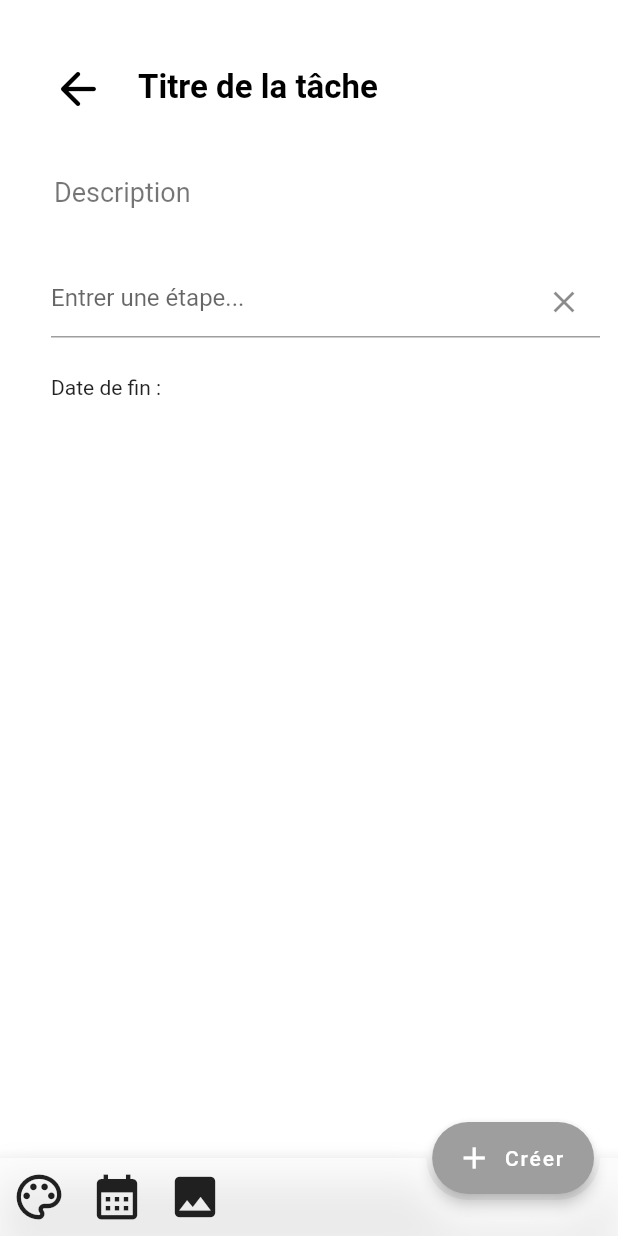
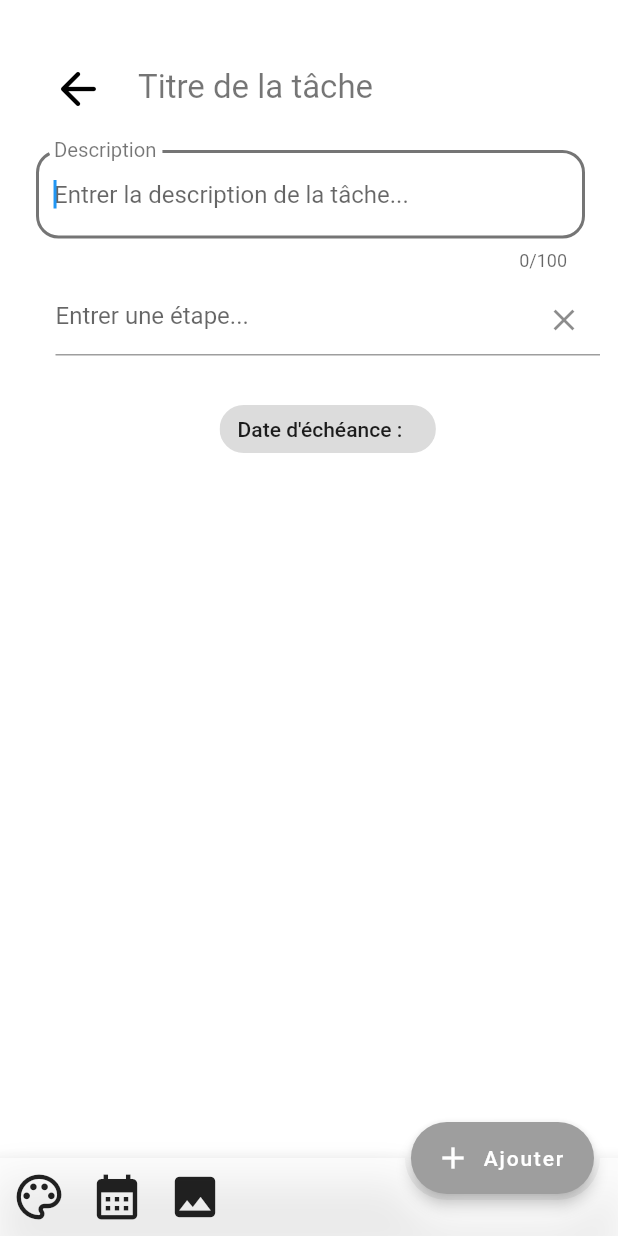
Before and after one commit to arturribeiro10/projetflutter_nam, a Flutter app: the NewTaskPage screen opened directly, on a phone screen of 412 x 824 dp. Run offline on Flutter 3.47's test engine with Material 2 defaults, Android fonts, the phone set to English and light mode, and no system bars; our stand-ins replace cloud_firestore, firebase_core, flutter_colorpicker, image_picker; accounts and stored records are empty.

Commit message:
Taskpage : design titre tache, description, entrer une étape, affichage de la date dans un chip

```diff
--- a/lib/screens/newtaskpage.dart
+++ b/lib/screens/newtaskpage.dart
@@ -12,7 +12,17 @@ import 'dart:io';
 import 'homepage.dart';
 
 class NewTaskPage extends StatefulWidget {
-  NewTaskPage({Key? key, this.id, this.title, this.desc, this.color = Colors.white, this.date, this.time, this.image, this.todolist}) : super(key: key);
+  NewTaskPage(
+      {Key? key,
+      this.id,
+      this.title,
+      this.desc,
+      this.color = Colors.white,
+      this.date,
+      this.time,
+      this.image,
+      this.todolist})
+      : super(key: key);
   var id;
   final title;
   final desc;
@@ -22,8 +32,7 @@ class NewTaskPage extends StatefulWidget {
   final image;
   final List<dynamic>? todolist;
 
-
-  Map<String, dynamic> toJson() =>{
+  Map<String, dynamic> toJson() => {
         'id': id,
         'title': title,
         'desc': desc,
@@ -39,15 +48,16 @@ class NewTaskPage extends StatefulWidget {
 }
 
 class _NewTaskPageState extends State<NewTaskPage> {
-
   final controllerTitle = TextEditingController();
   final controllerDescription = TextEditingController();
 
   //attribut colorPicker
   Color myColor = Colors.white;
+
   //attribut ImagePicker
   //attribut
   Uint8List? imageUser;
+
   //attributs Date & Time Picker
   DateTime? date;
   TimeOfDay? time;
@@ -60,10 +70,9 @@ class _NewTaskPageState extends State<NewTaskPage> {
 
   final controllerEtape = TextEditingController();
 
-
-  void initState(){
+  void initState() {
     print("ID de la tâche: ${widget.id}");
-    print("Titre de la tâhe: ${widget.title}");
+    print("Titre de la tâche: ${widget.title}");
     print("Description de la tâhe: ${widget.desc}");
     print("Couleur de la tâhe: ${widget.color}");
     print("Date de la tâhe: ${widget.date}");
@@ -71,23 +80,23 @@ class _NewTaskPageState extends State<NewTaskPage> {
 
     todolist = widget.todolist ?? [];
 
-    myColor= widget.color;
+    myColor = widget.color;
 
     super.initState();
   }
 
-
   //Méthodes pour l'image picker
   Future pickImage(ImageSource source) async {
     try {
-      final image = await ImagePicker().pickImage(source: source, maxHeight: 250, maxWidth: 250);
+      final image = await ImagePicker()
+          .pickImage(source: source, maxHeight: 250, maxWidth: 250);
 
       if (image == null) return;
 
       Uint8List imageBytes = await image.readAsBytes();
       setState(() => {imageUser = imageBytes});
     } on PlatformException catch (e) {
-      print('Impossible de recuprer l"image: $e');
+      print('Impossible de recupérer l"image: $e');
     }
   }
 
@@ -96,14 +105,13 @@ class _NewTaskPageState extends State<NewTaskPage> {
     return Scaffold(
         body: SafeArea(
           child: Container(
-            child: Stack(
-                children: [
+            child: Stack(children: [
               Padding(
                 padding: const EdgeInsets.symmetric(
                   vertical: 10.0,
                   horizontal: 12.0,
                 ),
-                  child : ListView(
+                child: ListView(
                   children: [
                     imageUser != null
                         ? Image.memory(
@@ -132,24 +140,24 @@ class _NewTaskPageState extends State<NewTaskPage> {
                         ),
                         Expanded(
                             child: TextField(
-                                  onSubmitted: (value){
+                          onSubmitted: (value) {
                             print("Titre de la tâche: $value");
                           },
                           decoration: InputDecoration(
                               labelText: "Titre de la tâche",
                               hintText: "Entrer le titre de la tâche...",
-                                    hintStyle: TextStyle(
-                                      fontSize: 18.0
-                                    ),
+                              hintStyle: TextStyle(fontSize: 18.0),
                               labelStyle: TextStyle(
-                                      color: Colors.black
-                                    ),
+                                  color: Colors.black54,
+                                  fontWeight: FontWeight.normal),
                               enabledBorder: OutlineInputBorder(
-                                      borderSide: const BorderSide(color: Colors.transparent, width: 2.0),
+                                borderSide: const BorderSide(
+                                    color: Colors.transparent, width: 2.0),
                                 borderRadius: BorderRadius.circular(25.0),
                               ),
                               focusedBorder: OutlineInputBorder(
-                                  borderSide: const BorderSide(width: 2, color: Colors.black54),
+                                borderSide: const BorderSide(
+                                    width: 2, color: Colors.black54),
                                 borderRadius: BorderRadius.circular(15),
                               )),
                           controller: controllerTitle,
@@ -158,8 +166,7 @@ class _NewTaskPageState extends State<NewTaskPage> {
                             fontWeight: FontWeight.bold,
                             color: Colors.black,
                           ),
-                                )
-                            )
+                        ))
                       ],
                     ),
                     Padding(
@@ -170,23 +177,27 @@ class _NewTaskPageState extends State<NewTaskPage> {
                         left: 12.0,
                       ),
                       child: TextField(
-                          onSubmitted: (desc){
+                        maxLines: 3,
+                        minLines: 1,
+                        autofocus: true,
+                        maxLength: 100,
+                        onSubmitted: (desc) {
                           print("Description de la tâche: $desc");
                         },
                         controller: controllerDescription,
                         decoration: InputDecoration(
                           labelText: "Description",
                           hintText: "Entrer la description de la tâche...",
-                            labelStyle: TextStyle(
-                                color: Colors.black54,
-                              fontSize: 18.0
-                            ),
+                          labelStyle:
+                              TextStyle(color: Colors.black54, fontSize: 18.0),
                           enabledBorder: OutlineInputBorder(
-                              borderSide: const BorderSide(color: Colors.transparent, width: 2.0),
+                            borderSide: const BorderSide(
+                                color: Colors.transparent, width: 2.0),
                             borderRadius: BorderRadius.circular(25.0),
                           ),
                           focusedBorder: OutlineInputBorder(
-                              borderSide: const BorderSide(width: 2, color: Colors.black54),
+                            borderSide: const BorderSide(
+                                width: 2, color: Colors.black54),
                             borderRadius: BorderRadius.circular(15),
                           ),
                         ),
@@ -197,24 +208,23 @@ class _NewTaskPageState extends State<NewTaskPage> {
                         Padding(
                           padding: const EdgeInsets.all(0.0),
                         ),
-                          todolist != null ? ListView(
+                        todolist != null
+                            ? ListView(
                                 shrinkWrap: true,
-                            children: todolist!
-                                .map((data) {
+                                children: todolist!.map((data) {
                                   return ToDoWidget(
                                     isDone: data['isdone'],
                                     text: data['etape'],
-                                onChange:() => setState(() {
+                                    onChange: () => setState(() {
                                       data['isdone'] = !data['isdone'];
                                     }),
-
                                   );
                                 }).toList(),
-                          ) : Container(),
+                              )
+                            : Container(),
                         Padding(
                           padding: const EdgeInsets.only(
-                              left: 22,
-                              top: 10,
+                            left: 25,
                           ),
                           child: TextField(
                             decoration: InputDecoration(
@@ -222,7 +232,8 @@ class _NewTaskPageState extends State<NewTaskPage> {
                                 focusedBorder: UnderlineInputBorder(
                                   borderSide: BorderSide(color: Colors.grey),
                                 ),
-                                suffixIcon: IconButton(     // Icon to
+                                suffixIcon: IconButton(
+                                  // Icon to
                                   icon: Icon(Icons.clear), // clear text
                                   onPressed: clearText,
                                 )),
@@ -233,37 +244,29 @@ class _NewTaskPageState extends State<NewTaskPage> {
                               });
                               clearText();
                             },
-
                           ),
                         ),
                         Padding(
                           padding: const EdgeInsets.only(
-                              left: 22,
+                            left: 25,
                             top: 25,
                           ),
-                            child: Row(
-                              children: [
-                                Text((() {
-                                  /*
-                              if (date == null) {
-                                return "Pas de date de fin";
-                              }*/
-                                  return "Date de fin : ${_date}  ${_time}";
-                                })())
-                              ],
+                          child: Chip(
+                            label: Text("Date d'échéance : ${_date}  ${_time}"),
                           ),
                         ),
                       ],
                     )
                   ],
                 ),
-                  )]),
+              )
+            ]),
           ),
         ),
         floatingActionButton: FloatingActionButton.extended(
             elevation: 4.0,
             icon: const Icon(Icons.add),
-            label: const Text("Créer"),
+            label: const Text("Ajouter"),
             backgroundColor: Colors.grey,
             onPressed: () {
               final task = NewTaskPage(
@@ -282,8 +285,7 @@ class _NewTaskPageState extends State<NewTaskPage> {
         floatingActionButtonLocation: FloatingActionButtonLocation.endDocked,
         bottomNavigationBar: BottomAppBar(
           color: Colors.white70,
-          child: Row(mainAxisSize: MainAxisSize.max,
-              children: <Widget>[
+          child: Row(mainAxisSize: MainAxisSize.max, children: <Widget>[
             IconButton(
               iconSize: 36.0,
               icon: Icon(
@@ -294,7 +296,7 @@ class _NewTaskPageState extends State<NewTaskPage> {
                     context: context,
                     builder: (BuildContext context) {
                       return AlertDialog(
-                            title: Text('Choisis une couleur'),
+                        title: Text('Choisir une couleur'),
                         content: SingleChildScrollView(
                           child: ColorPicker(
                             pickerColor: myColor, //default color
@@ -308,7 +310,7 @@ class _NewTaskPageState extends State<NewTaskPage> {
                         ),
                         actions: <Widget>[
                           ElevatedButton(
-                                child: const Text('Valider'),
+                            child: const Text('OK'),
                             onPressed: () {
                               //couleurFinal = int.parse(valueString, radix: 16);
                               Navigator.of(context)
@@ -341,7 +343,8 @@ class _NewTaskPageState extends State<NewTaskPage> {
                               );
                               if (newDate == null) return;
                               setState(() => date = newDate);
-                                  _date = "${newDate.day.toString().padLeft(2,'0')}-${newDate.month.toString().padLeft(2,'0')}-${newDate.year.toString()}";
+                              _date =
+                                  "${newDate.day.toString().padLeft(2, '0')}-${newDate.month.toString().padLeft(2, '0')}-${newDate.year.toString()}";
                             },
                           ),
                           ElevatedButton(
@@ -351,7 +354,7 @@ class _NewTaskPageState extends State<NewTaskPage> {
                                 context: context,
                                 initialTime: TimeOfDay.now(),
                               );
-                                  if(newTime == null) return;
+                              if (newTime == null) return;
 
                               setState(() => time = newTime);
                               _time = "${newTime.hour}:${newTime.minute}";
@@ -393,17 +396,14 @@ class _NewTaskPageState extends State<NewTaskPage> {
                     });
               },
             ),
-              ]
-          ),
+          ]),
           shape: AutomaticNotchedShape(
               RoundedRectangleBorder(), StadiumBorder(side: BorderSide())),
         ),
-        backgroundColor: myColor
-
-    );
+        backgroundColor: myColor);
   }
 
-  Future createTask (NewTaskPage task) async {
+  Future createTask(NewTaskPage task) async {
     final docTask = FirebaseFirestore.instance.collection('taches').doc();
     task.id = docTask.id;
 
@@ -424,11 +424,11 @@ class _NewTaskPageState extends State<NewTaskPage> {
     }
     return base64Decode(base64);
   }
+
   void clearText() {
     controllerEtape.clear();
   }
 }
-
 
 /*
  * Author : Nicolas
```
Also changed, not shown: lib/screens/taskpage.dart (+78 -54 lines). Lines whose indentation alone changed are shown as unchanged.
